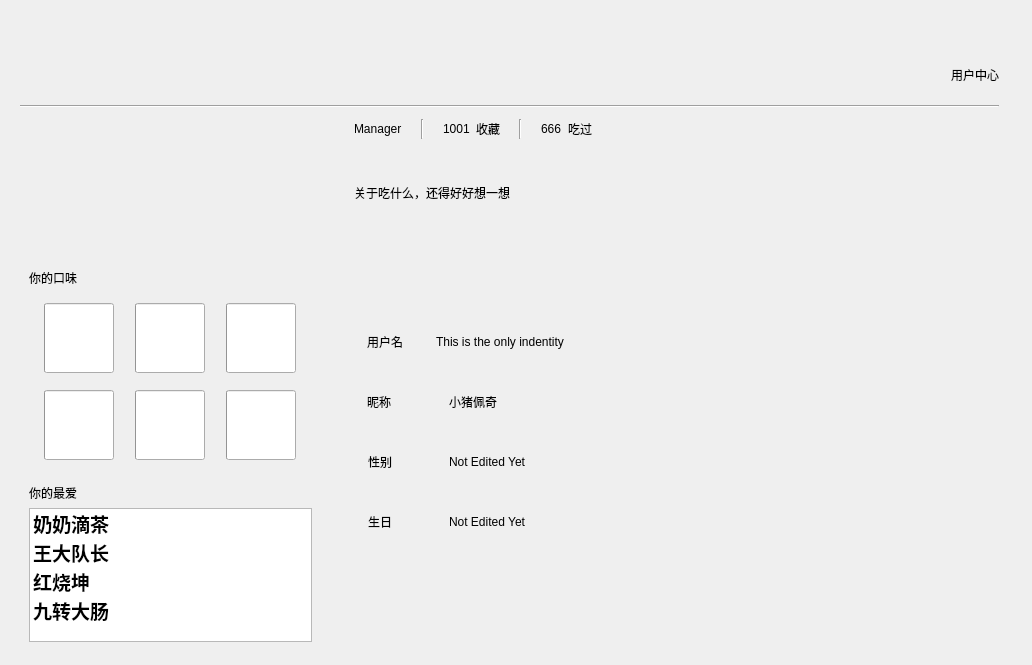
Old version of the form User/MyUserWidget_ui.ui in the repository AugetyVolta/BUAA-Python-2023.
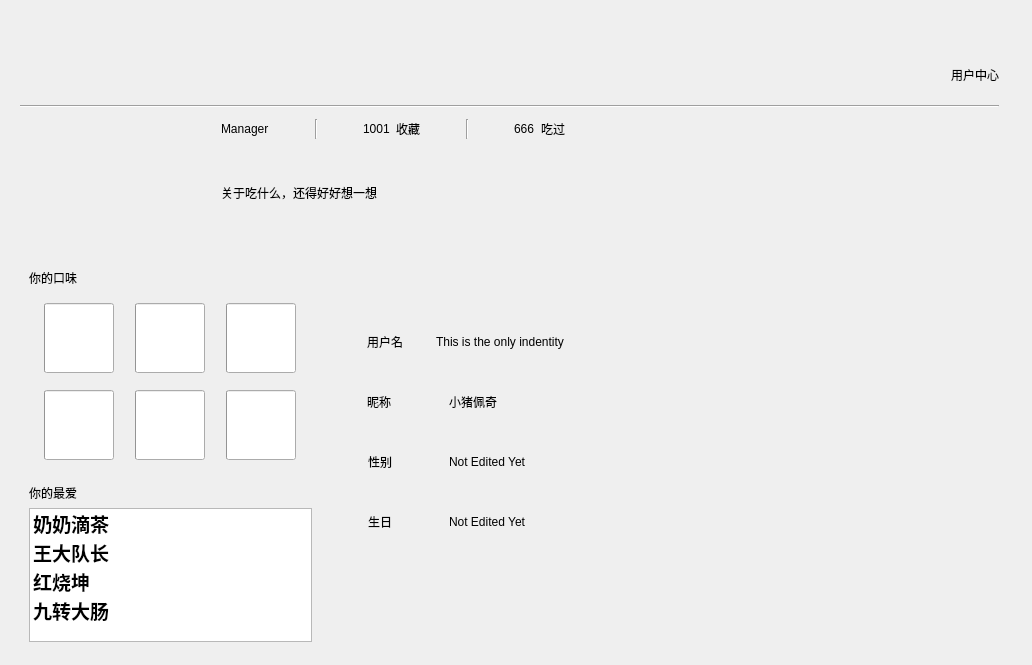
New version of the form. The open tabs and pages were chosen to show the change. Icons and pictures are not drawn. Custom widgets are drawn as their Qt base class.

Commit message: feat: 调通了user界面

Diff of the .ui file:
```diff
--- a/User/MyUserWidget_ui.ui
+++ b/User/MyUserWidget_ui.ui
@@ -72,21 +72,24 @@
     </rect>
    </property>
    <layout class="QHBoxLayout" name="horizontalLayout_5">
-    <item>
-     <spacer name="horizontalSpacer_9">
-      <property name="orientation">
-       <enum>Qt::Horizontal</enum>
-      </property>
-      <property name="sizeHint" stdset="0">
-       <size>
-        <width>26</width>
-        <height>20</height>
-       </size>
-      </property>
-     </spacer>
-    </item>
     <item>
      <layout class="QHBoxLayout" name="horizontalLayout_4">
+      <item>
+       <spacer name="horizontalSpacer_9">
+        <property name="orientation">
+         <enum>Qt::Horizontal</enum>
+        </property>
+        <property name="sizeType">
+         <enum>QSizePolicy::Fixed</enum>
+        </property>
+        <property name="sizeHint" stdset="0">
+         <size>
+          <width>18</width>
+          <height>20</height>
+         </size>
+        </property>
+       </spacer>
+      </item>
       <item>
        <widget class="ImageLabel" name="ImageLabel">
         <property name="sizePolicy">
@@ -120,6 +123,9 @@
         <property name="orientation">
          <enum>Qt::Horizontal</enum>
         </property>
+        <property name="sizeType">
+         <enum>QSizePolicy::Fixed</enum>
+        </property>
         <property name="sizeHint" stdset="0">
          <size>
           <width>40</width>
@@ -688,7 +694,7 @@
           </spacer>
          </item>
          <item>
-          <widget class="CardWidget" name="nickNameShow">
+          <widget class="CardWidget" name="cardWidget">
            <property name="minimumSize">
             <size>
              <width>251</width>
@@ -703,7 +709,7 @@
            </property>
            <layout class="QVBoxLayout" name="verticalLayout_9">
             <item>
-             <widget class="BodyLabel" name="BodyLabel_3">
+             <widget class="BodyLabel" name="nickNameShow">
               <property name="text">
                <string>小猪佩奇</string>
               </property>
```
Left out of the diff: 2 changed lines with no effect on the pictures. The commit also changes 12 other files.
